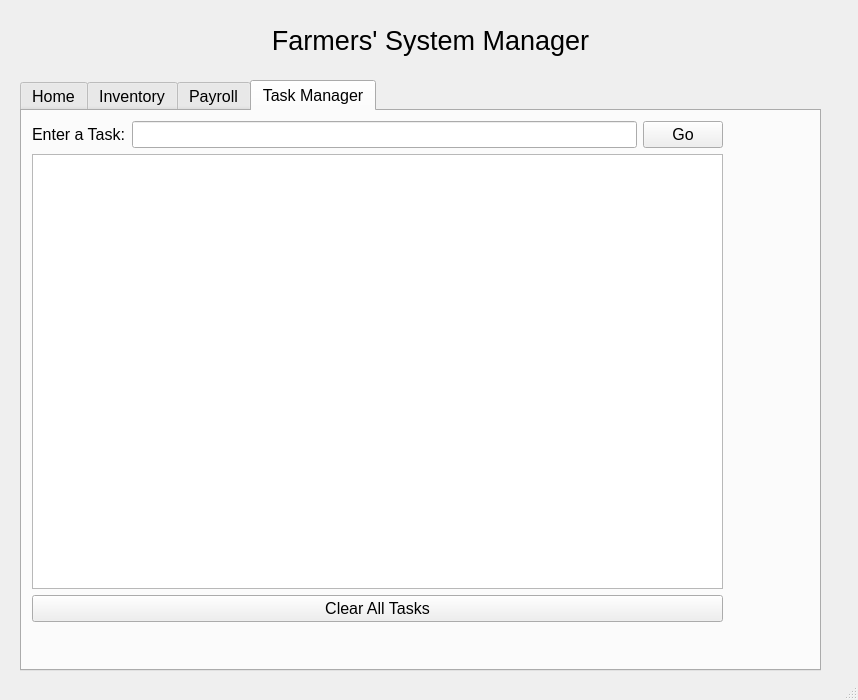
The window that FarmingSystemManager/mainwindow.ui (ryan-ghosh/FarmerSystemManager) describes before a commit, drawn with Qt 5.
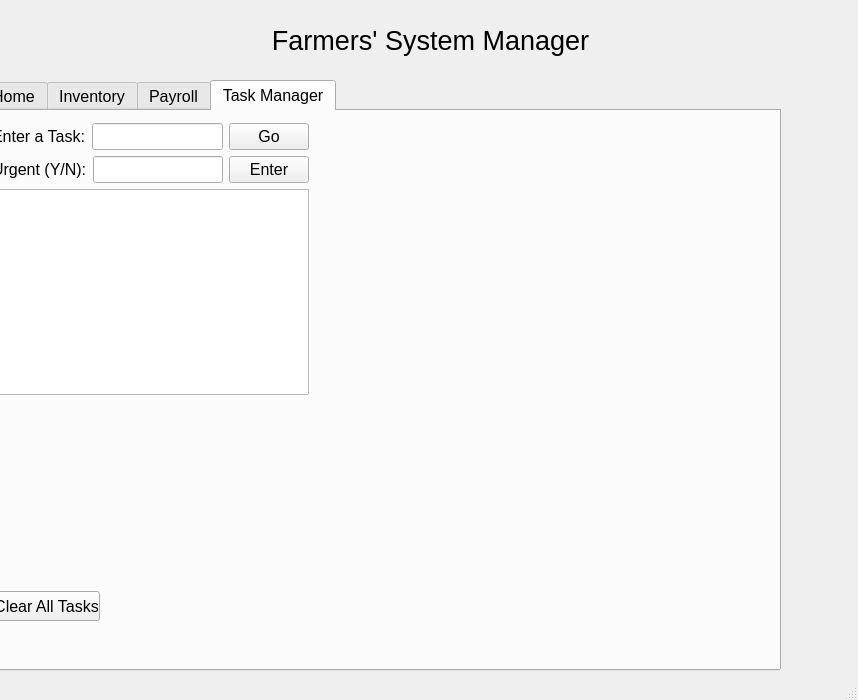
The same window after the commit. The open tabs and pages were chosen to show the change.

The edit to the form file:
```diff
--- a/FarmingSystemManager/mainwindow.ui
+++ b/FarmingSystemManager/mainwindow.ui
@@ -17,7 +17,7 @@
    <widget class="QTabWidget" name="tabWidget">
     <property name="geometry">
      <rect>
-      <x>20</x>
+      <x>-20</x>
       <y>80</y>
       <width>801</width>
       <height>591</height>
@@ -337,13 +337,26 @@
      <attribute name="title">
       <string>Task Manager</string>
      </attribute>
-     <widget class="QWidget" name="layoutWidget">
+     <widget class="QPushButton" name="clearButton">
+      <property name="geometry">
+       <rect>
+        <x>11</x>
+        <y>480</y>
+        <width>107</width>
+        <height>30</height>
+       </rect>
+      </property>
+      <property name="text">
+       <string>Clear All Tasks</string>
+      </property>
+     </widget>
+     <widget class="QWidget" name="">
       <property name="geometry">
        <rect>
         <x>10</x>
-        <y>10</y>
-        <width>691</width>
-        <height>501</height>
+        <y>12</y>
+        <width>317</width>
+        <height>272</height>
        </rect>
       </property>
       <layout class="QVBoxLayout" name="verticalLayout_2">
@@ -371,16 +384,30 @@
           </layout>
          </item>
          <item>
-          <widget class="QTextBrowser" name="textBrowser"/>
+          <layout class="QHBoxLayout" name="horizontalLayout_3">
+           <item>
+            <widget class="QLabel" name="label_8">
+             <property name="text">
+              <string>Urgent (Y/N):</string>
+             </property>
+            </widget>
+           </item>
+           <item>
+            <widget class="QLineEdit" name="lineEdit_2"/>
+           </item>
+           <item>
+            <widget class="QPushButton" name="pushButton">
+             <property name="text">
+              <string>Enter</string>
+             </property>
+            </widget>
+           </item>
+          </layout>
          </item>
         </layout>
        </item>
        <item>
-        <widget class="QPushButton" name="clearButton">
-         <property name="text">
-          <string>Clear All Tasks</string>
-         </property>
-        </widget>
+        <widget class="QTextBrowser" name="textBrowser"/>
        </item>
       </layout>
      </widget>
```
Left out of the diff: 6 changed lines with no effect on the pictures.
